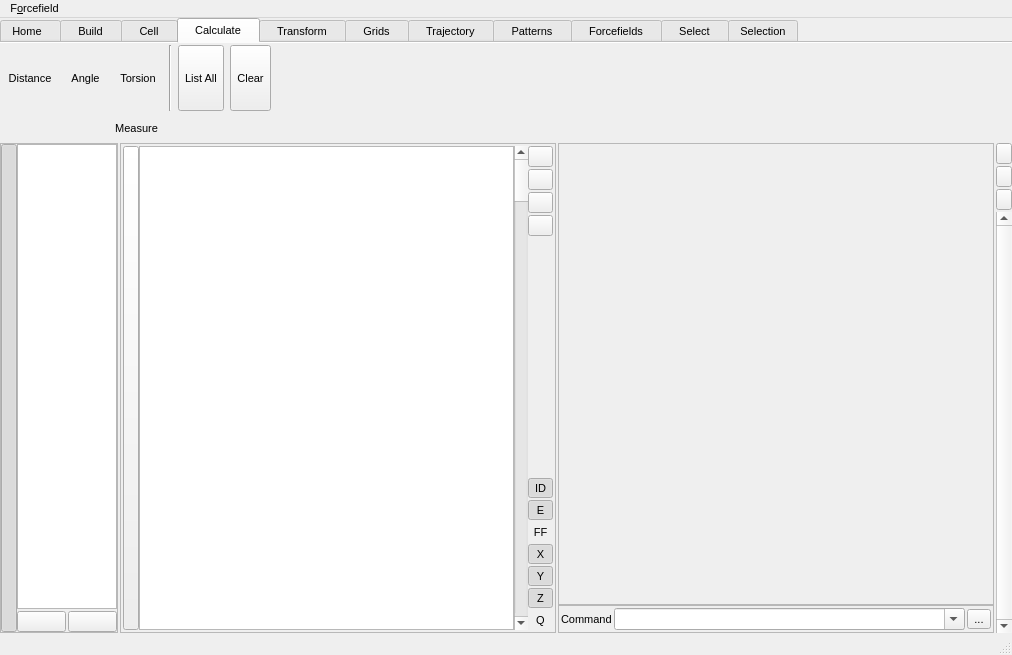
Above: src/gui/mainwindow.ui from trisyoungs/aten before the change. Below: the same form after it.
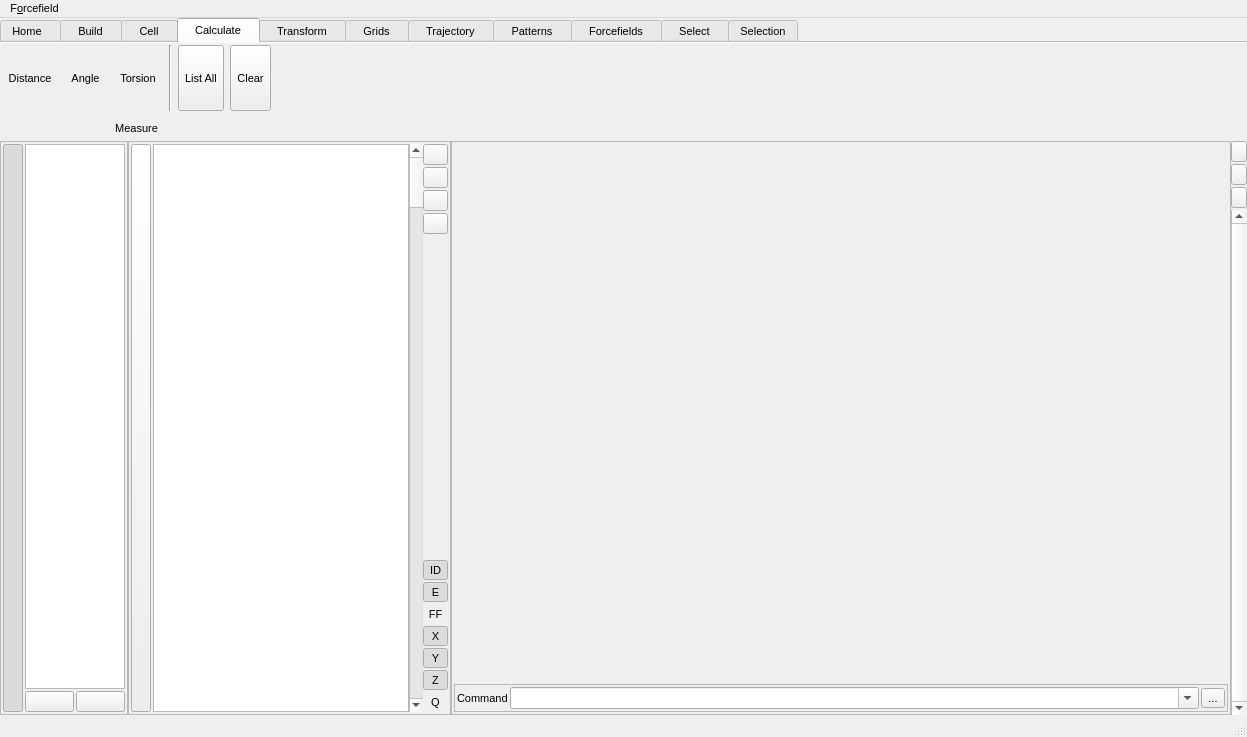
That is the form after the change. The open tabs and pages were chosen to show the change. Icons and pictures are not drawn. Custom widgets are drawn as their Qt base class.

Commit message: Fixed - Updated layouts of all panels to resize expander correctly. Fixed - sliderMoved() connection was not removed in previous commit. Fixed - Models list was toggled by associated button, rather than the encompassing widget. Fixed - Layour of main view now resizes correctly. Added basic text icons to ModelsList and AtomsTable toggle buttons.

Patch:
```diff
--- a/src/gui/mainwindow.ui
+++ b/src/gui/mainwindow.ui
@@ -7,8 +7,8 @@
    <rect>
     <x>0</x>
     <y>0</y>
-    <width>1012</width>
-    <height>655</height>
+    <width>1247</width>
+    <height>737</height>
    </rect>
   </property>
   <property name="sizePolicy">
@@ -48,13 +48,7 @@
    <bool>true</bool>
   </property>
   <widget class="QWidget" name="MainWindowLayout">
-   <layout class="QVBoxLayout" name="verticalLayout">
-    <property name="spacing">
-     <number>2</number>
-    </property>
-    <property name="margin">
-     <number>0</number>
-    </property>
+   <layout class="QVBoxLayout" name="verticalLayout_8">
     <item>
      <widget class="TTabWidget" name="ToolTabs">
       <property name="sizePolicy">
@@ -3499,7 +3493,7 @@
        </attribute>
        <layout class="QHBoxLayout" name="horizontalLayout_5">
         <property name="spacing">
-         <number>0</number>
+         <number>4</number>
         </property>
         <property name="margin">
          <number>2</number>
@@ -3622,19 +3616,6 @@
             </property>
            </widget>
           </item>
-          <item row="0" column="6">
-           <spacer name="horizontalSpacer_4">
-            <property name="orientation">
-             <enum>Qt::Horizontal</enum>
-            </property>
-            <property name="sizeHint" stdset="0">
-             <size>
-              <width>40</width>
-              <height>20</height>
-             </size>
-            </property>
-           </spacer>
-          </item>
           <item row="0" column="1">
            <widget class="TMenuButton" name="CalculateMeasureAngleButton">
             <property name="sizePolicy">
@@ -3806,6 +3787,22 @@
           </item>
          </layout>
         </item>
+        <item>
+         <spacer name="horizontalSpacer_4">
+          <property name="orientation">
+           <enum>Qt::Horizontal</enum>
+          </property>
+          <property name="sizeType">
+           <enum>QSizePolicy::MinimumExpanding</enum>
+          </property>
+          <property name="sizeHint" stdset="0">
+           <size>
+            <width>1</width>
+            <height>20</height>
+           </size>
+          </property>
+         </spacer>
+        </item>
        </layout>
       </widget>
       <widget class="QWidget" name="TransformTab">
@@ -7578,10 +7575,7 @@
      </widget>
     </item>
     <item>
-     <layout class="QHBoxLayout" name="horizontalLayout_39">
-      <property name="spacing">
-       <number>2</number>
-      </property>
+     <layout class="QHBoxLayout" name="horizontalLayout">
       <item>
        <widget class="QFrame" name="ModelsListFrame">
         <property name="sizePolicy">
@@ -7598,10 +7592,10 @@
         </property>
         <layout class="QHBoxLayout" name="horizontalLayout_20">
          <property name="spacing">
-          <number>0</number>
+          <number>2</number>
          </property>
          <property name="margin">
-          <number>0</number>
+          <number>2</number>
          </property>
          <item>
           <widget class="QPushButton" name="ModelsListToggleButton">
@@ -7613,7 +7607,7 @@
            </property>
            <property name="maximumSize">
             <size>
-             <width>16</width>
+             <width>20</width>
              <height>16777215</height>
             </size>
            </property>
@@ -7623,6 +7617,16 @@
            <property name="text">
             <string/>
            </property>
+           <property name="icon">
+            <iconset resource="icons.qrc">
+             <normaloff>:/buttons/icons/button_models.svg</normaloff>:/buttons/icons/button_models.svg</iconset>
+           </property>
+           <property name="iconSize">
+            <size>
+             <width>24</width>
+             <height>55</height>
+            </size>
+           </property>
            <property name="checkable">
             <bool>true</bool>
            </property>
@@ -7747,9 +7751,9 @@
         <property name="frameShadow">
          <enum>QFrame::Raised</enum>
         </property>
-        <layout class="QHBoxLayout" name="horizontalLayout_21">
+        <layout class="QHBoxLayout" name="horizontalLayout_21" stretch="0,0">
          <property name="spacing">
-          <number>0</number>
+          <number>2</number>
          </property>
          <property name="margin">
           <number>2</number>
@@ -7764,7 +7768,7 @@
            </property>
            <property name="maximumSize">
             <size>
-             <width>16</width>
+             <width>20</width>
              <height>16777215</height>
             </size>
            </property>
@@ -7774,6 +7778,16 @@
            <property name="text">
             <string/>
            </property>
+           <property name="icon">
+            <iconset resource="icons.qrc">
+             <normaloff>:/buttons/icons/button_atoms.svg</normaloff>:/buttons/icons/button_atoms.svg</iconset>
+           </property>
+           <property name="iconSize">
+            <size>
+             <width>18</width>
+             <height>55</height>
+            </size>
+           </property>
            <property name="checkable">
             <bool>true</bool>
            </property>
@@ -7796,6 +7810,12 @@
             </property>
             <item>
              <widget class="TTableWidget" name="AtomsTable">
+              <property name="sizePolicy">
+               <sizepolicy hsizetype="Expanding" vsizetype="Expanding">
+                <horstretch>0</horstretch>
+                <verstretch>0</verstretch>
+               </sizepolicy>
+              </property>
               <property name="sizeIncrement">
                <size>
                 <width>0</width>
@@ -8219,11 +8239,6 @@
        </widget>
       </item>
       <item>
-       <layout class="QVBoxLayout" name="MainViewLayout">
-        <property name="spacing">
-         <number>0</number>
-        </property>
-        <item>
          <widget class="QFrame" name="ViewFrame">
           <property name="sizePolicy">
            <sizepolicy hsizetype="Expanding" vsizetype="Expanding">
@@ -8237,7 +8252,7 @@
           <property name="frameShadow">
            <enum>QFrame::Raised</enum>
           </property>
-          <layout class="QHBoxLayout" name="horizontalLayout">
+        <layout class="QVBoxLayout" name="verticalLayout">
            <property name="spacing">
             <number>2</number>
            </property>
@@ -8257,14 +8272,11 @@
              </property>
             </widget>
            </item>
-          </layout>
-         </widget>
-        </item>
         <item>
          <widget class="QFrame" name="QuickCommandFrame">
           <property name="sizePolicy">
            <sizepolicy hsizetype="Expanding" vsizetype="Preferred">
-            <horstretch>0</horstretch>
+             <horstretch>7</horstretch>
             <verstretch>0</verstretch>
            </sizepolicy>
           </property>
@@ -8324,6 +8336,7 @@
          </widget>
         </item>
        </layout>
+       </widget>
       </item>
       <item>
        <layout class="QVBoxLayout" name="MessagesLayout">
@@ -8453,8 +8466,8 @@
     <rect>
      <x>0</x>
      <y>0</y>
-     <width>1012</width>
-     <height>22</height>
+     <width>1247</width>
+     <height>21</height>
     </rect>
    </property>
    <widget class="QMenu" name="ForcefieldMenu">
```
Left out of the diff: 78 changed lines with no effect on the pictures. Lines whose indentation alone changed are shown as unchanged. The commit also changes 11 other files.
